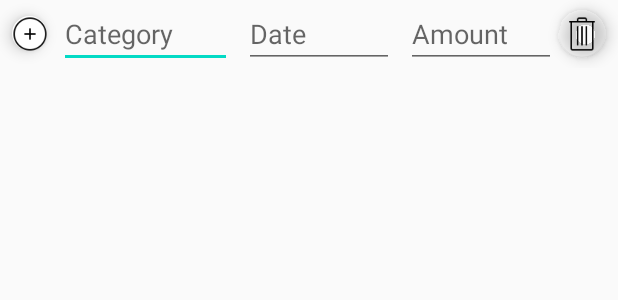
After one commit to MyPAM/MyPAM, an Android app: the layout recyclerview_entry.xml on its own in the app's theme, with its tools: preview values and no code run, on a phone screen of 412 x 824 dp. The commit adds this screen. Shown: the top 300 px of the screen. Run offline under Robolectric (Android 15) with nearby library versions, the phone set to English and light mode, and no system bars.

Commit message:
Created Entry GUI

```diff
--- a/app/src/main/AndroidManifest.xml
+++ b/app/src/main/AndroidManifest.xml
@@ -18,6 +18,7 @@
                 <category android:name="android.intent.category.LAUNCHER" />
             </intent-filter>
         </activity>
+        <activity android:name=".EntryActivity"></activity>
     </application>
 
 </manifest>
--- /dev/null
+++ b/app/src/main/res/layout/recyclerview_entry.xml
@@ -0,0 +1,62 @@
+<?xml version="1.0" encoding="utf-8"?>
+<RelativeLayout xmlns:android="http://schemas.android.com/apk/res/android"
+    xmlns:app="http://schemas.android.com/apk/res-auto"
+    android:layout_width="match_parent"
+    android:layout_height="wrap_content">
+
+    <com.google.android.material.floatingactionbutton.FloatingActionButton
+        android:id="@+id/addFloatingActionButton"
+        android:layout_width="wrap_content"
+        android:layout_height="wrap_content"
+        android:layout_centerVertical="true"
+        android:layout_marginLeft="8dp"
+        android:clickable="true"
+        app:backgroundTint="#FFFFFF"
+        app:fabCustomSize="23dp"
+        app:srcCompat="@drawable/add_button" />
+
+    <EditText
+        android:id="@+id/categoryEditText"
+        android:layout_width="115dp"
+        android:layout_height="wrap_content"
+        android:layout_centerVertical="true"
+        android:layout_marginLeft="8dp"
+        android:layout_toRightOf="@id/addFloatingActionButton"
+        android:ems="10"
+        android:hint="Category"
+        android:inputType="text" />
+
+    <EditText
+        android:id="@+id/dateEditText"
+        android:layout_width="100dp"
+        android:layout_height="wrap_content"
+        android:layout_centerVertical="true"
+        android:layout_marginLeft="8dp"
+        android:layout_toRightOf="@id/categoryEditText"
+        android:ems="10"
+        android:hint="Date"
+        android:inputType="date" />
+
+    <EditText
+        android:id="@+id/amountEditText"
+        android:layout_width="100dp"
+        android:layout_height="wrap_content"
+        android:layout_centerVertical="true"
+        android:layout_marginLeft="8dp"
+        android:layout_toRightOf="@id/dateEditText"
+        android:ems="10"
+        android:hint="Amount"
+        android:inputType="numberDecimal" />
+
+    <com.google.android.material.floatingactionbutton.FloatingActionButton
+        android:id="@+id/removeFloatingActionButton"
+        android:layout_width="wrap_content"
+        android:layout_height="wrap_content"
+        android:layout_alignParentRight="true"
+        android:layout_centerVertical="true"
+        android:layout_marginRight="8dp"
+        android:clickable="true"
+        app:backgroundTint="#00FFFFFF"
+        app:fabCustomSize="32dp"
+        app:srcCompat="@drawable/remove_button" />
+</RelativeLayout>
```
Also changed, not shown: app/src/main/java/com/comp231/mypam/EntryActivity.java (+29 -1 lines), app/src/main/java/com/comp231/mypam/MemberDTO.java (added, +25 -0 lines), app/src/main/java/com/comp231/mypam/RecyclerViewAdapter.java (added, +65 -0 lines), app/src/main/res/layout/activity_entry.xml (+65 -4 lines), app/src/main/res/drawable/add_button.png (added), app/src/main/res/drawable/remove_button.png (added).
